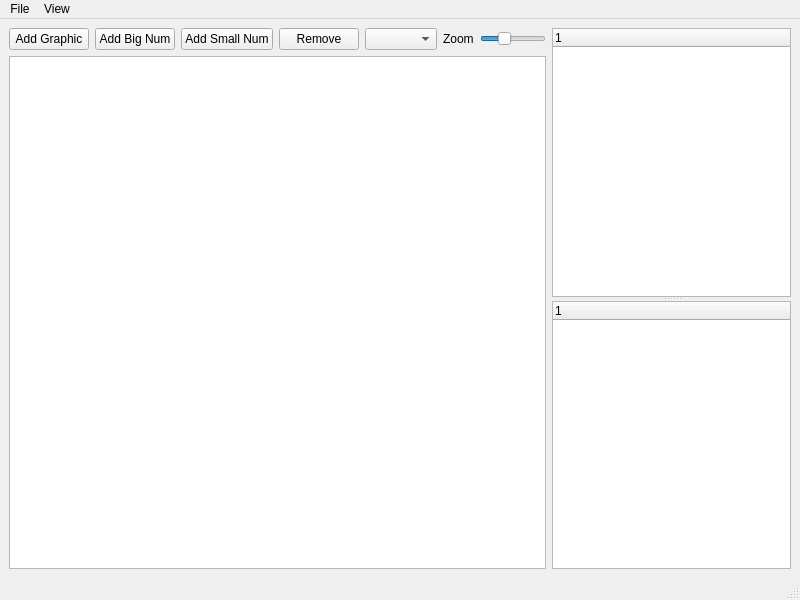
Before: the Qt Designer form src/mainwindow.ui in rfomin/id24editor, drawn with Qt 5.
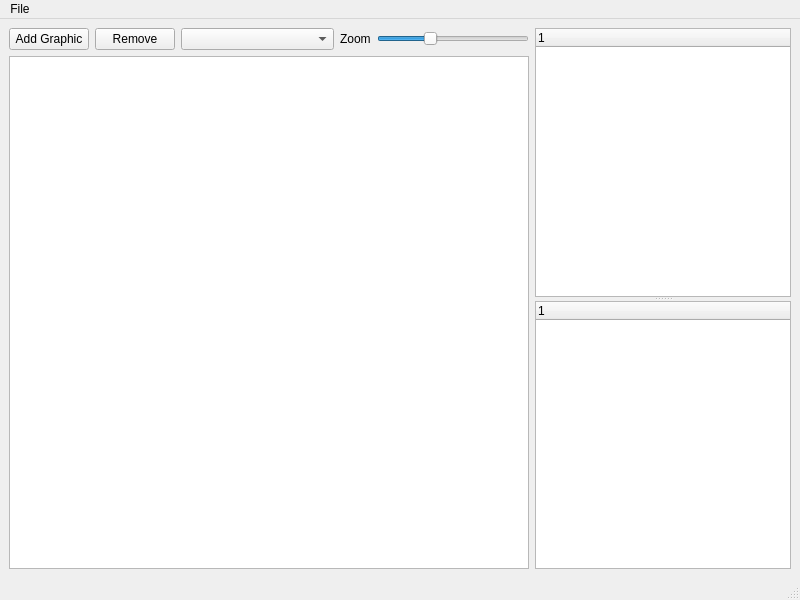
After: the same form once the commit is applied.

```diff
--- a/src/mainwindow.ui
+++ b/src/mainwindow.ui
@@ -28,20 +28,6 @@
             </property>
            </widget>
           </item>
-          <item>
-           <widget class="QPushButton" name="addBigNum">
-            <property name="text">
-             <string>Add Big Num</string>
-            </property>
-           </widget>
-          </item>
-          <item>
-           <widget class="QPushButton" name="addSmallNum">
-            <property name="text">
-             <string>Add Small Num</string>
-            </property>
-           </widget>
-          </item>
           <item>
            <widget class="QPushButton" name="removeElem">
             <property name="text">
@@ -139,14 +125,7 @@
     <addaction name="actionOpenWAD"/>
     <addaction name="actionSaveAs"/>
    </widget>
-   <widget class="QMenu" name="menuView">
-    <property name="title">
-     <string>View</string>
-    </property>
-    <addaction name="actionShowLumps"/>
-   </widget>
    <addaction name="menuFile"/>
-   <addaction name="menuView"/>
   </widget>
   <widget class="QStatusBar" name="statusbar"/>
   <action name="actionOpenWAD">
```
Left out of the diff: 8 changed lines with no effect on the pictures.
